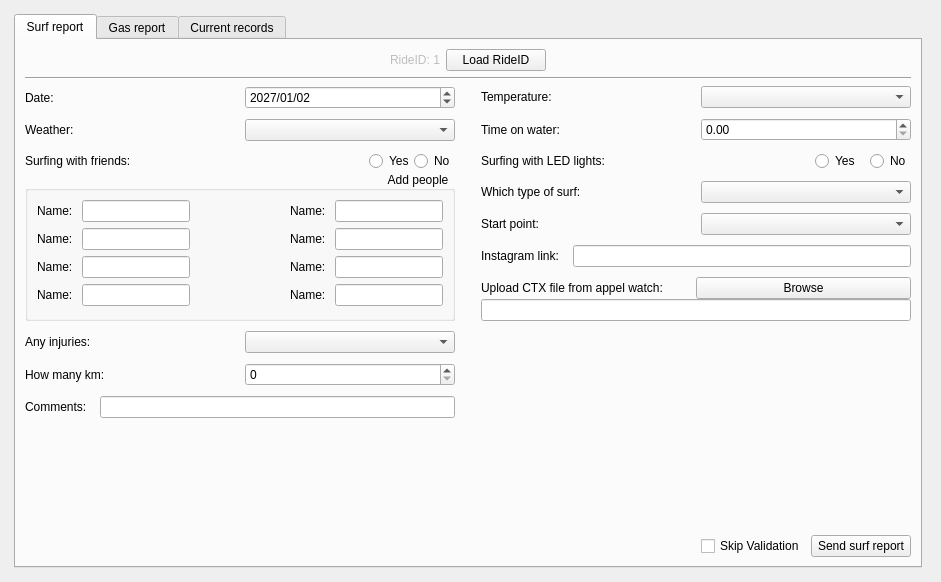
Qt form src/ui/report.ui (grafitec/SurfReportInput) before a commit.
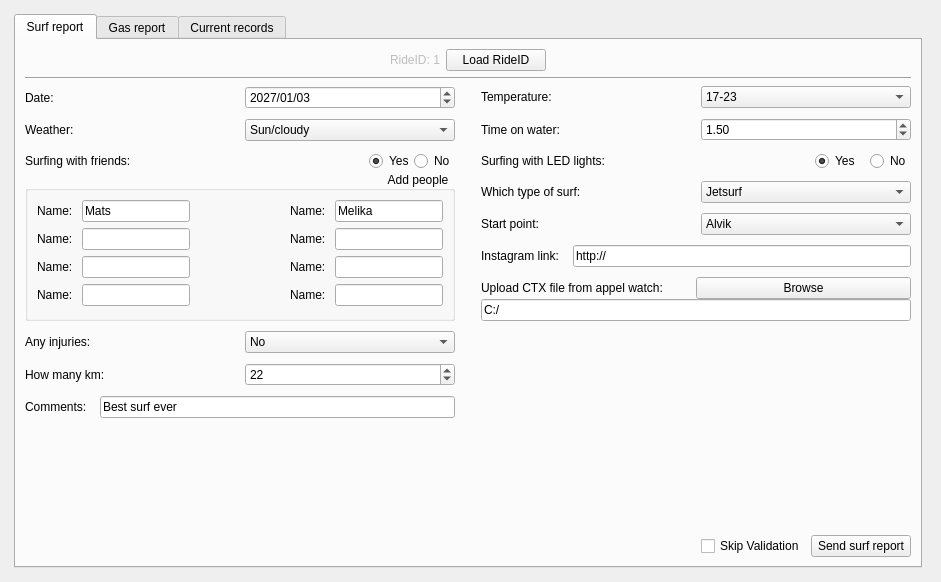
The same form after that commit.

Patch:
```diff
--- a/src/ui/report.ui
+++ b/src/ui/report.ui
@@ -168,7 +168,7 @@
                       <second>0</second>
                       <year>2027</year>
                       <month>1</month>
-                      <day>2</day>
+                      <day>3</day>
                      </datetime>
                     </property>
                     <property name="displayFormat">
@@ -189,16 +189,6 @@
                   </item>
                   <item>
                    <widget class="QComboBox" name="cmbWeather">
-                    <item>
-                     <property name="text">
-                      <string/>
-                     </property>
-                    </item>
-                    <item>
-                     <property name="text">
-                      <string>Sun</string>
-                     </property>
-                    </item>
                     <item>
                      <property name="text">
                       <string>Sun/cloudy</string>
@@ -255,6 +245,9 @@
                       <property name="text">
                        <string>Yes</string>
                       </property>
+                      <property name="checked">
+                       <bool>true</bool>
+                      </property>
                       <attribute name="buttonGroup">
                        <string notr="true">buttonGroup_2</string>
                       </attribute>
@@ -306,7 +299,11 @@
                         </widget>
                        </item>
                        <item>
-                        <widget class="QLineEdit" name="txtFriend1"/>
+                        <widget class="QLineEdit" name="txtFriend1">
+                         <property name="text">
+                          <string>Mats</string>
+                         </property>
+                        </widget>
                        </item>
                        <item>
                         <spacer name="horizontalSpacer_7">
@@ -329,7 +326,11 @@
                         </widget>
                        </item>
                        <item>
-                        <widget class="QLineEdit" name="txtFriend2"/>
+                        <widget class="QLineEdit" name="txtFriend2">
+                         <property name="text">
+                          <string>Melika</string>
+                         </property>
+                        </widget>
                        </item>
                       </layout>
                      </item>
@@ -495,11 +496,6 @@
                   </item>
                   <item>
                    <widget class="QComboBox" name="cmbAnyInjuries">
-                    <item>
-                     <property name="text">
-                      <string/>
-                     </property>
-                    </item>
                     <item>
                      <property name="text">
                       <string>No</string>
@@ -538,6 +534,9 @@
                     <property name="maximum">
                      <number>1000</number>
                     </property>
+                    <property name="value">
+                     <number>22</number>
+                    </property>
                    </widget>
                   </item>
                  </layout>
@@ -552,7 +551,11 @@
                    </widget>
                   </item>
                   <item>
-                   <widget class="QLineEdit" name="txtComment"/>
+                   <widget class="QLineEdit" name="txtComment">
+                    <property name="text">
+                     <string>Best surf ever</string>
+                    </property>
+                   </widget>
                   </item>
                  </layout>
                 </item>
@@ -603,6 +606,11 @@
                   </item>
                   <item>
                    <widget class="QComboBox" name="cmbTemperature">
+                    <item>
+                     <property name="text">
+                      <string>17-23</string>
+                     </property>
+                    </item>
                     <item>
                      <property name="text">
                       <string/>
@@ -652,7 +660,11 @@
                    </widget>
                   </item>
                   <item>
-                   <widget class="QDoubleSpinBox" name="spnTimeOnWater"/>
+                   <widget class="QDoubleSpinBox" name="spnTimeOnWater">
+                    <property name="value">
+                     <double>1.500000000000000</double>
+                    </property>
+                   </widget>
                   </item>
                  </layout>
                 </item>
@@ -683,6 +695,9 @@
                     <property name="text">
                      <string>Yes</string>
                     </property>
+                    <property name="checked">
+                     <bool>true</bool>
+                    </property>
                     <attribute name="buttonGroup">
                      <string notr="true">buttonGroup</string>
                     </attribute>
@@ -711,11 +726,6 @@
                   </item>
                   <item>
                    <widget class="QComboBox" name="cmbSurfType">
-                    <item>
-                     <property name="text">
-                      <string/>
-                     </property>
-                    </item>
                     <item>
                      <property name="text">
                       <string>Jetsurf</string>
@@ -756,6 +766,11 @@
                   </item>
                   <item>
                    <widget class="QComboBox" name="cmbStartPoint">
+                    <item>
+                     <property name="text">
+                      <string>Alvik</string>
+                     </property>
+                    </item>
                     <item>
                      <property name="text">
                       <string/>
@@ -780,7 +795,11 @@
                    </widget>
                   </item>
                   <item>
-                   <widget class="QLineEdit" name="txtInstaLink"/>
+                   <widget class="QLineEdit" name="txtInstaLink">
+                    <property name="text">
+                     <string>http://</string>
+                    </property>
+                   </widget>
                   </item>
                  </layout>
                 </item>
@@ -808,7 +827,11 @@
                    </layout>
                   </item>
                   <item>
-                   <widget class="QLineEdit" name="txtCtxPath"/>
+                   <widget class="QLineEdit" name="txtCtxPath">
+                    <property name="text">
+                     <string>C:/</string>
+                    </property>
+                   </widget>
                   </item>
                  </layout>
                 </item>
```
Left out of the diff: 25 changed lines with no effect on the pictures.
